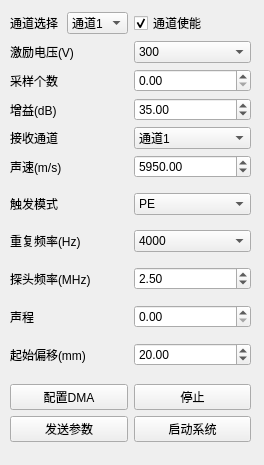
The window that Ui/ParaSetWidget.ui (lishuaiyuan1990/Zynq) describes before a commit, drawn with Qt 5.
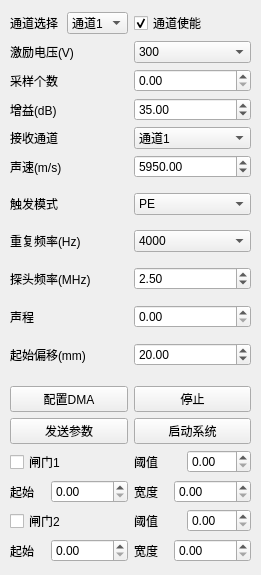
The same window after the commit.

Commit message: 添加闸门操作

Diff of the .ui file:
```diff
--- a/Ui/ParaSetWidget.ui
+++ b/Ui/ParaSetWidget.ui
@@ -6,8 +6,8 @@
    <rect>
     <x>0</x>
     <y>0</y>
-    <width>264</width>
-    <height>465</height>
+    <width>261</width>
+    <height>575</height>
    </rect>
   </property>
   <property name="windowTitle">
@@ -19,9 +19,11 @@
      <x>10</x>
      <y>11</y>
      <width>241</width>
-     <height>431</height>
+     <height>551</height>
     </rect>
    </property>
+   <layout class="QGridLayout" name="gridLayout_8">
+    <item row="0" column="0">
    <layout class="QGridLayout" name="gridLayout_5">
     <item row="1" column="0">
      <layout class="QHBoxLayout" name="horizontalLayout_12">
@@ -480,6 +482,154 @@
          <string>启动系统</string>
         </property>
        </widget>
+        </item>
+       </layout>
+      </item>
+     </layout>
+    </item>
+    <item row="1" column="0">
+     <layout class="QGridLayout" name="gridLayout_6">
+      <item row="0" column="0">
+       <layout class="QHBoxLayout" name="horizontalLayout_19">
+        <item>
+         <widget class="QCheckBox" name="m_gate1Checked">
+          <property name="text">
+           <string>闸门1</string>
+          </property>
+         </widget>
+        </item>
+        <item>
+         <layout class="QHBoxLayout" name="horizontalLayout_17">
+          <item>
+           <widget class="QLabel" name="label_14">
+            <property name="text">
+             <string>阈值</string>
+            </property>
+           </widget>
+          </item>
+          <item>
+           <widget class="QDoubleSpinBox" name="m_gate1Threshold">
+            <property name="maximum">
+             <double>100.000000000000000</double>
+            </property>
+           </widget>
+          </item>
+         </layout>
+        </item>
+       </layout>
+      </item>
+      <item row="1" column="0">
+       <layout class="QHBoxLayout" name="horizontalLayout_20">
+        <item>
+         <layout class="QHBoxLayout" name="horizontalLayout_16">
+          <item>
+           <widget class="QLabel" name="label_12">
+            <property name="text">
+             <string>起始</string>
+            </property>
+           </widget>
+          </item>
+          <item>
+           <widget class="QDoubleSpinBox" name="m_gate1Start">
+            <property name="maximum">
+             <double>10000.000000000000000</double>
+            </property>
+           </widget>
+          </item>
+         </layout>
+        </item>
+        <item>
+         <layout class="QHBoxLayout" name="horizontalLayout_18">
+          <item>
+           <widget class="QLabel" name="label_13">
+            <property name="text">
+             <string>宽度</string>
+            </property>
+           </widget>
+          </item>
+          <item>
+           <widget class="QDoubleSpinBox" name="m_gate1Len">
+            <property name="maximum">
+             <double>10000.000000000000000</double>
+            </property>
+           </widget>
+          </item>
+         </layout>
+        </item>
+       </layout>
+      </item>
+     </layout>
+    </item>
+    <item row="2" column="0">
+     <layout class="QGridLayout" name="gridLayout_7">
+      <item row="0" column="0">
+       <layout class="QHBoxLayout" name="horizontalLayout_21">
+        <item>
+         <widget class="QCheckBox" name="m_gate2Checked">
+          <property name="text">
+           <string>闸门2</string>
+          </property>
+         </widget>
+        </item>
+        <item>
+         <layout class="QHBoxLayout" name="horizontalLayout_22">
+          <item>
+           <widget class="QLabel" name="label_15">
+            <property name="text">
+             <string>阈值</string>
+            </property>
+           </widget>
+          </item>
+          <item>
+           <widget class="QDoubleSpinBox" name="m_gate2Threshold">
+            <property name="maximum">
+             <double>100.000000000000000</double>
+            </property>
+           </widget>
+          </item>
+         </layout>
+        </item>
+       </layout>
+      </item>
+      <item row="1" column="0">
+       <layout class="QHBoxLayout" name="horizontalLayout_23">
+        <item>
+         <layout class="QHBoxLayout" name="horizontalLayout_24">
+          <item>
+           <widget class="QLabel" name="label_16">
+            <property name="text">
+             <string>起始</string>
+            </property>
+           </widget>
+          </item>
+          <item>
+           <widget class="QDoubleSpinBox" name="m_gate2Start">
+            <property name="maximum">
+             <double>10000.000000000000000</double>
+            </property>
+           </widget>
+          </item>
+         </layout>
+        </item>
+        <item>
+         <layout class="QHBoxLayout" name="horizontalLayout_25">
+          <item>
+           <widget class="QLabel" name="label_17">
+            <property name="text">
+             <string>宽度</string>
+            </property>
+           </widget>
+          </item>
+          <item>
+           <widget class="QDoubleSpinBox" name="m_gate2Len">
+            <property name="maximum">
+             <double>10000.000000000000000</double>
+            </property>
+           </widget>
+          </item>
+         </layout>
+        </item>
+       </layout>
       </item>
      </layout>
     </item>
```
Lines whose indentation alone changed are shown as unchanged. The commit also changes 17 other files.
